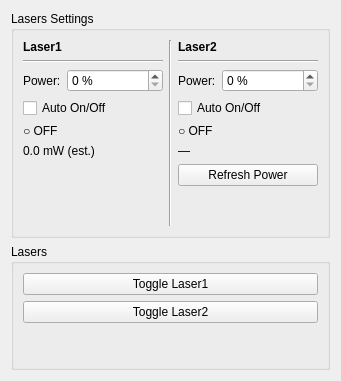
This is lightsheet/gui/panels/ui_laser_panel.ui in LIOMLab/lightsheet as Qt 5 draws it before an edit. The edited form follows.
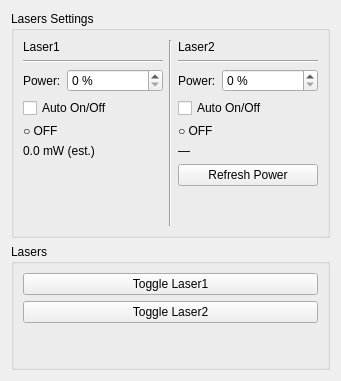
This is the edited form. Custom widgets are drawn as their Qt base class.

Patch:
```diff
--- a/lightsheet/gui/panels/ui_laser_panel.ui
+++ b/lightsheet/gui/panels/ui_laser_panel.ui
@@ -14,7 +14,7 @@
         <item>
          <widget class="QLabel" name="label_72">
           <property name="text">
-           <string>&lt;html&gt;&lt;head/&gt;&lt;body&gt;&lt;p&gt;&lt;span style=&quot; font-weight:600;&quot;&gt;Laser1&lt;/span&gt;&lt;/p&gt;&lt;/body&gt;&lt;/html&gt;</string>
+           <string>Laser1</string>
           </property>
          </widget>
         </item>
@@ -148,7 +148,7 @@
         <item>
          <widget class="QLabel" name="label_73">
           <property name="text">
-           <string>&lt;html&gt;&lt;head/&gt;&lt;body&gt;&lt;p&gt;&lt;span style=&quot; font-weight:600;&quot;&gt;Laser2&lt;/span&gt;&lt;/p&gt;&lt;/body&gt;&lt;/html&gt;</string>
+           <string>Laser2</string>
           </property>
          </widget>
         </item>
```
